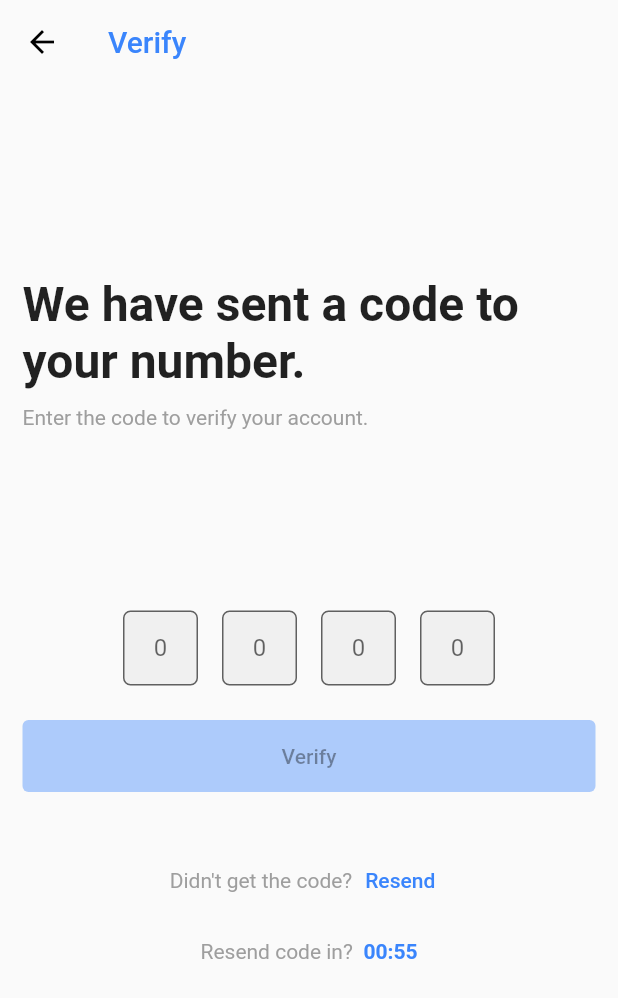
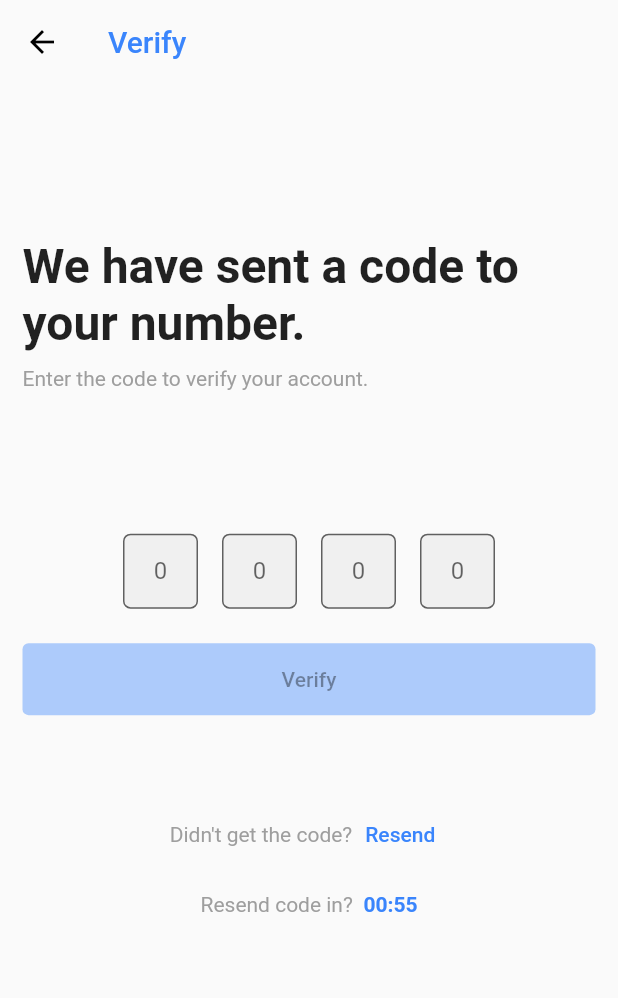
Before and after one commit to RegisSaffi/bongalo-challenge, a Flutter app: the OtpCodeScreen screen opened directly, on a phone screen of 412 x 824 dp. Shown: the top 998 px of the screen. Run offline on Flutter 3.47's test engine with Material 2 defaults, Android fonts, the phone set to English and light mode, and no system bars.

```diff
--- a/lib/views/authentication/login.dart
+++ b/lib/views/authentication/login.dart
@@ -38,7 +38,7 @@ class _LoginScreenState extends State<LoginScreen> {
               direction: Axis.vertical,
               children: [
                 Flexible(
-                  flex: 6,
+                  flex: 5,
                   child: Center(
                     child: RichText(
                       text: const TextSpan(
--- a/lib/views/authentication/otp_code.dart
+++ b/lib/views/authentication/otp_code.dart
@@ -35,6 +35,7 @@ class _OtpCodeScreenState extends State<OtpCodeScreen> {
   @override
   Widget build(BuildContext context) {
     return Scaffold(
+      resizeToAvoidBottomInset: true,
       appBar: AppBar(
         title: const Text("Verify"),
       ),
@@ -46,7 +47,7 @@ class _OtpCodeScreenState extends State<OtpCodeScreen> {
           direction: Axis.vertical,
           children: [
             Flexible(
-              flex: 4,
+              flex: 3,
               child: Column(
                 mainAxisAlignment: MainAxisAlignment.center,
                 crossAxisAlignment: CrossAxisAlignment.start,
```
Also changed, not shown: 1 other file.
